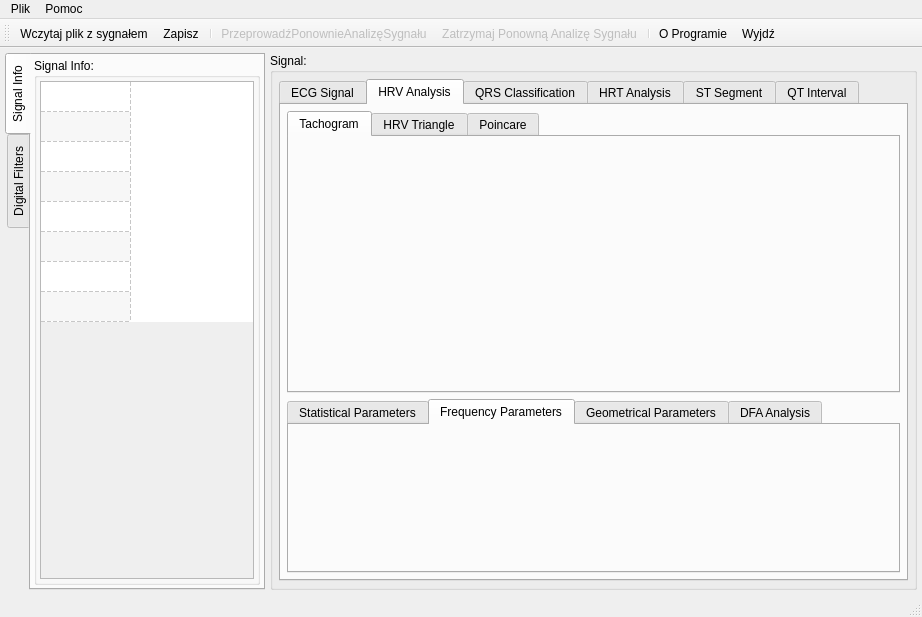
mateuszbaran/ECG-analyzer, file ecganalyzer.ui: the form before one commit.
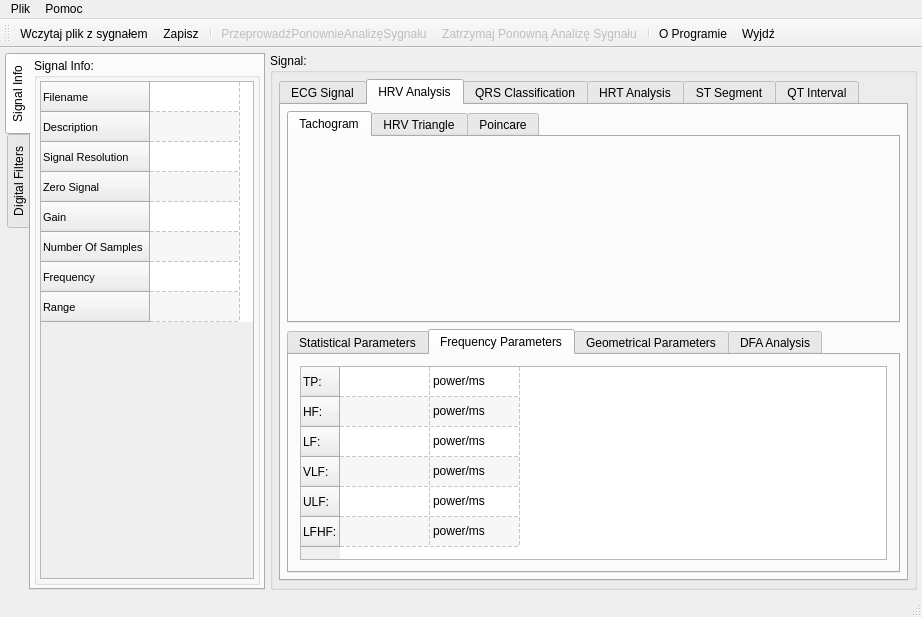
The form after the commit. The open tabs and pages were chosen to show the change. Icons and pictures are not drawn. Custom widgets are drawn as their Qt base class.

Commit message: (+) tableWidgetStatisticalParameters (+) tableWidgetFrequencyParameters

```diff
--- a/ecganalyzer.ui
+++ b/ecganalyzer.ui
@@ -188,7 +188,7 @@
                     <bool>false</bool>
                    </attribute>
                    <attribute name="verticalHeaderVisible">
-                    <bool>false</bool>
+                    <bool>true</bool>
                    </attribute>
                    <attribute name="verticalHeaderCascadingSectionResizes">
                     <bool>false</bool>
@@ -1061,6 +1061,138 @@
               <attribute name="title">
                <string>Frequency Parameters</string>
               </attribute>
+              <layout class="QHBoxLayout" name="horizontalLayout_19">
+               <item>
+                <widget class="QTableWidget" name="tableWidgetFrequencyParameters">
+                 <property name="sizePolicy">
+                  <sizepolicy hsizetype="Preferred" vsizetype="Preferred">
+                   <horstretch>2</horstretch>
+                   <verstretch>0</verstretch>
+                  </sizepolicy>
+                 </property>
+                 <property name="minimumSize">
+                  <size>
+                   <width>0</width>
+                   <height>0</height>
+                  </size>
+                 </property>
+                 <property name="maximumSize">
+                  <size>
+                   <width>999999</width>
+                   <height>999999</height>
+                  </size>
+                 </property>
+                 <property name="baseSize">
+                  <size>
+                   <width>0</width>
+                   <height>0</height>
+                  </size>
+                 </property>
+                 <property name="editTriggers">
+                  <set>QAbstractItemView::NoEditTriggers</set>
+                 </property>
+                 <property name="alternatingRowColors">
+                  <bool>true</bool>
+                 </property>
+                 <property name="selectionMode">
+                  <enum>QAbstractItemView::NoSelection</enum>
+                 </property>
+                 <property name="gridStyle">
+                  <enum>Qt::DashLine</enum>
+                 </property>
+                 <property name="rowCount">
+                  <number>6</number>
+                 </property>
+                 <property name="columnCount">
+                  <number>2</number>
+                 </property>
+                 <attribute name="horizontalHeaderVisible">
+                  <bool>false</bool>
+                 </attribute>
+                 <attribute name="horizontalHeaderCascadingSectionResizes">
+                  <bool>false</bool>
+                 </attribute>
+                 <attribute name="horizontalHeaderDefaultSectionSize">
+                  <number>90</number>
+                 </attribute>
+                 <attribute name="horizontalHeaderHighlightSections">
+                  <bool>false</bool>
+                 </attribute>
+                 <attribute name="horizontalHeaderMinimumSectionSize">
+                  <number>25</number>
+                 </attribute>
+                 <attribute name="verticalHeaderCascadingSectionResizes">
+                  <bool>false</bool>
+                 </attribute>
+                 <row>
+                  <property name="text">
+                   <string>TP:</string>
+                  </property>
+                 </row>
+                 <row>
+                  <property name="text">
+                   <string>HF:</string>
+                  </property>
+                 </row>
+                 <row>
+                  <property name="text">
+                   <string>LF:</string>
+                  </property>
+                 </row>
+                 <row>
+                  <property name="text">
+                   <string>VLF:</string>
+                  </property>
+                 </row>
+                 <row>
+                  <property name="text">
+                   <string>ULF:</string>
+                  </property>
+                 </row>
+                 <row>
+                  <property name="text">
+                   <string>LFHF:</string>
+                  </property>
+                 </row>
+                 <column>
+                  <property name="text">
+                   <string>Unit</string>
+                  </property>
+                 </column>
+                 <column/>
+                 <item row="0" column="1">
+                  <property name="text">
+                   <string>power/ms</string>
+                  </property>
+                 </item>
+                 <item row="1" column="1">
+                  <property name="text">
+                   <string>power/ms</string>
+                  </property>
+                 </item>
+                 <item row="2" column="1">
+                  <property name="text">
+                   <string>power/ms</string>
+                  </property>
+                 </item>
+                 <item row="3" column="1">
+                  <property name="text">
+                   <string>power/ms</string>
+                  </property>
+                 </item>
+                 <item row="4" column="1">
+                  <property name="text">
+                   <string>power/ms</string>
+                  </property>
+                 </item>
+                 <item row="5" column="1">
+                  <property name="text">
+                   <string>power/ms</string>
+                  </property>
+                 </item>
+                </widget>
+               </item>
+              </layout>
              </widget>
              <widget class="QWidget" name="tabHRVAnalysisGeometricalParameters">
               <attribute name="title">
```
Left out of the diff: 211 changed lines with no effect on the pictures. Lines whose indentation alone changed are shown as unchanged.
